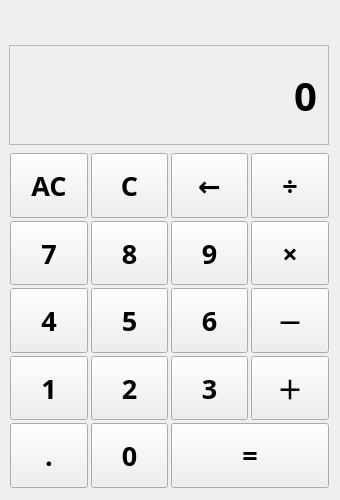
Old version of the form calculator.ui in the repository dyshim/remember-calculator.
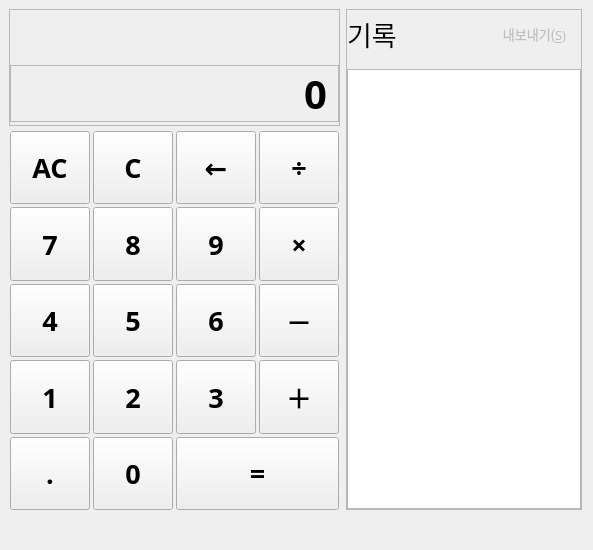
New version of the form. Icons and pictures are not drawn.

```diff
--- a/calculator.ui
+++ b/calculator.ui
@@ -6,20 +6,26 @@
    <rect>
     <x>0</x>
     <y>0</y>
-    <width>340</width>
-    <height>500</height>
+    <width>593</width>
+    <height>550</height>
    </rect>
   </property>
   <property name="sizePolicy">
-   <sizepolicy hsizetype="Expanding" vsizetype="Fixed">
+   <sizepolicy hsizetype="Fixed" vsizetype="Fixed">
     <horstretch>0</horstretch>
     <verstretch>0</verstretch>
    </sizepolicy>
   </property>
   <property name="minimumSize">
    <size>
-    <width>340</width>
-    <height>500</height>
+    <width>0</width>
+    <height>550</height>
+   </size>
+  </property>
+  <property name="baseSize">
+   <size>
+    <width>0</width>
+    <height>0</height>
    </size>
   </property>
   <property name="windowTitle">
@@ -29,98 +35,61 @@
    <iconset>
     <normaloff>icon/icon.ico</normaloff>icon/icon.ico</iconset>
   </property>
-  <layout class="QVBoxLayout" name="verticalLayout">
+  <property name="layoutDirection">
+   <enum>Qt::LeftToRight</enum>
+  </property>
+  <layout class="QGridLayout" name="gridLayout_3">
    <property name="leftMargin">
     <number>9</number>
    </property>
    <property name="topMargin">
     <number>9</number>
    </property>
-   <item>
-    <widget class="QLabel" name="lbl_text">
+   <property name="horizontalSpacing">
+    <number>6</number>
+   </property>
+   <property name="verticalSpacing">
+    <number>3</number>
+   </property>
+   <item row="3" column="3">
+    <widget class="QPushButton" name="btn_remove">
+     <property name="enabled">
+      <bool>false</bool>
+     </property>
      <property name="sizePolicy">
-      <sizepolicy hsizetype="Preferred" vsizetype="Expanding">
+      <sizepolicy hsizetype="Fixed" vsizetype="Fixed">
        <horstretch>0</horstretch>
        <verstretch>0</verstretch>
       </sizepolicy>
      </property>
-     <property name="maximumSize">
-      <size>
-       <width>16777215</width>
-       <height>30</height>
-      </size>
-     </property>
-     <property name="sizeIncrement">
-      <size>
-       <width>0</width>
-       <height>0</height>
-      </size>
-     </property>
      <property name="font">
       <font>
-       <family>나눔고딕</family>
-       <pointsize>12</pointsize>
-       <weight>75</weight>
-       <bold>true</bold>
+       <family>나눔바른고딕</family>
+       <pointsize>10</pointsize>
       </font>
      </property>
-     <property name="frameShape">
-      <enum>QFrame::NoFrame</enum>
+     <property name="toolTip">
+      <string>모든 기록 지우기</string>
      </property>
      <property name="text">
       <string/>
      </property>
-     <property name="alignment">
-      <set>Qt::AlignRight|Qt::AlignTrailing|Qt::AlignVCenter</set>
+     <property name="icon">
+      <iconset>
+       <normaloff>icon/bin.png</normaloff>icon/bin.png</iconset>
      </property>
-     <property name="margin">
-      <number>12</number>
-     </property>
-    </widget>
-   </item>
-   <item>
-    <widget class="QLabel" name="lbl_result">
-     <property name="sizePolicy">
-      <sizepolicy hsizetype="Expanding" vsizetype="Expanding">
-       <horstretch>0</horstretch>
-       <verstretch>0</verstretch>
-      </sizepolicy>
-     </property>
-     <property name="maximumSize">
+     <property name="iconSize">
       <size>
-       <width>16777215</width>
-       <height>100</height>
+       <width>20</width>
+       <height>20</height>
       </size>
      </property>
-     <property name="font">
-      <font>
-       <family>나눔고딕 ExtraBold</family>
-       <pointsize>30</pointsize>
-       <weight>75</weight>
-       <bold>true</bold>
-      </font>
-     </property>
-     <property name="frameShape">
-      <enum>QFrame::StyledPanel</enum>
-     </property>
-     <property name="lineWidth">
-      <number>0</number>
-     </property>
-     <property name="midLineWidth">
-      <number>0</number>
-     </property>
-     <property name="text">
-      <string>0</string>
-     </property>
-     <property name="alignment">
-      <set>Qt::AlignRight|Qt::AlignTrailing|Qt::AlignVCenter</set>
-     </property>
-     <property name="margin">
-      <number>10</number>
+     <property name="flat">
+      <bool>true</bool>
      </property>
     </widget>
    </item>
-   <item>
+   <item row="2" column="0">
     <layout class="QGridLayout" name="gridLayout">
      <property name="sizeConstraint">
       <enum>QLayout::SetDefaultConstraint</enum>
@@ -135,7 +104,7 @@
       <number>1</number>
      </property>
      <property name="bottomMargin">
-      <number>1</number>
+      <number>0</number>
      </property>
      <property name="spacing">
       <number>3</number>
@@ -679,6 +648,288 @@
      </item>
     </layout>
    </item>
+   <item row="0" column="0" rowspan="2">
+    <widget class="QFrame" name="frame_2">
+     <property name="sizePolicy">
+      <sizepolicy hsizetype="Preferred" vsizetype="Preferred">
+       <horstretch>0</horstretch>
+       <verstretch>0</verstretch>
+      </sizepolicy>
+     </property>
+     <property name="frameShape">
+      <enum>QFrame::StyledPanel</enum>
+     </property>
+     <property name="frameShadow">
+      <enum>QFrame::Raised</enum>
+     </property>
+     <layout class="QVBoxLayout" name="verticalLayout">
+      <property name="spacing">
+       <number>3</number>
+      </property>
+      <property name="leftMargin">
+       <number>0</number>
+      </property>
+      <property name="topMargin">
+       <number>30</number>
+      </property>
+      <property name="rightMargin">
+       <number>0</number>
+      </property>
+      <property name="bottomMargin">
+       <number>3</number>
+      </property>
+      <item>
+       <widget class="QLabel" name="lbl_text">
+        <property name="sizePolicy">
+         <sizepolicy hsizetype="Preferred" vsizetype="Preferred">
+          <horstretch>0</horstretch>
+          <verstretch>0</verstretch>
+         </sizepolicy>
+        </property>
+        <property name="maximumSize">
+         <size>
+          <width>16777215</width>
+          <height>16777215</height>
+         </size>
+        </property>
+        <property name="sizeIncrement">
+         <size>
+          <width>0</width>
+          <height>0</height>
+         </size>
+        </property>
+        <property name="font">
+         <font>
+          <family>나눔고딕</family>
+          <pointsize>12</pointsize>
+          <weight>75</weight>
+          <bold>true</bold>
+         </font>
+        </property>
+        <property name="frameShape">
+         <enum>QFrame::NoFrame</enum>
+        </property>
+        <property name="text">
+         <string/>
+        </property>
+        <property name="alignment">
+         <set>Qt::AlignBottom|Qt::AlignRight|Qt::AlignTrailing</set>
+        </property>
+        <property name="margin">
+         <number>0</number>
+        </property>
+       </widget>
+      </item>
+      <item>
+       <widget class="QLabel" name="lbl_result">
+        <property name="sizePolicy">
+         <sizepolicy hsizetype="Preferred" vsizetype="Preferred">
+          <horstretch>0</horstretch>
+          <verstretch>0</verstretch>
+         </sizepolicy>
+        </property>
+        <property name="minimumSize">
+         <size>
+          <width>0</width>
+          <height>0</height>
+         </size>
+        </property>
+        <property name="maximumSize">
+         <size>
+          <width>16777215</width>
+          <height>100</height>
+         </size>
+        </property>
+        <property name="font">
+         <font>
+          <family>나눔고딕 ExtraBold</family>
+          <pointsize>30</pointsize>
+          <weight>75</weight>
+          <bold>true</bold>
+         </font>
+        </property>
+        <property name="frameShape">
+         <enum>QFrame::StyledPanel</enum>
+        </property>
+        <property name="lineWidth">
+         <number>0</number>
+        </property>
+        <property name="midLineWidth">
+         <number>0</number>
+        </property>
+        <property name="text">
+         <string>0</string>
+        </property>
+        <property name="alignment">
+         <set>Qt::AlignRight|Qt::AlignTrailing|Qt::AlignVCenter</set>
+        </property>
+        <property name="margin">
+         <number>10</number>
+        </property>
+       </widget>
+      </item>
+     </layout>
+    </widget>
+   </item>
+   <item row="0" column="2" rowspan="3" colspan="2">
+    <widget class="QFrame" name="frame">
+     <property name="sizePolicy">
+      <sizepolicy hsizetype="Expanding" vsizetype="Expanding">
+       <horstretch>0</horstretch>
+       <verstretch>0</verstretch>
+      </sizepolicy>
+     </property>
+     <property name="minimumSize">
+      <size>
+       <width>0</width>
+       <height>0</height>
+      </size>
+     </property>
+     <property name="frameShape">
+      <enum>QFrame::StyledPanel</enum>
+     </property>
+     <property name="frameShadow">
+      <enum>QFrame::Raised</enum>
+     </property>
+     <layout class="QGridLayout" name="gridLayout_4">
+      <property name="leftMargin">
+       <number>0</number>
+      </property>
+      <property name="topMargin">
+       <number>4</number>
+      </property>
+      <property name="rightMargin">
+       <number>0</number>
+      </property>
+      <property name="bottomMargin">
+       <number>0</number>
+      </property>
+      <property name="horizontalSpacing">
+       <number>0</number>
+      </property>
+      <property name="verticalSpacing">
+       <number>15</number>
+      </property>
+      <item row="0" column="0" colspan="3">
+       <widget class="QLabel" name="label">
+        <property name="sizePolicy">
+         <sizepolicy hsizetype="Preferred" vsizetype="Fixed">
+          <horstretch>0</horstretch>
+          <verstretch>0</verstretch>
+         </sizepolicy>
+        </property>
+        <property name="minimumSize">
+         <size>
+          <width>100</width>
+          <height>0</height>
+         </size>
+        </property>
+        <property name="baseSize">
+         <size>
+          <width>0</width>
+          <height>0</height>
+         </size>
+        </property>
+        <property name="font">
+         <font>
+          <family>나눔손글씨 펜</family>
+          <pointsize>20</pointsize>
+          <weight>50</weight>
+          <bold>false</bold>
+          <underline>false</underline>
+         </font>
+        </property>
+        <property name="text">
+         <string>기록</string>
+        </property>
+        <property name="alignment">
+         <set>Qt::AlignLeading|Qt::AlignLeft|Qt::AlignTop</set>
+        </property>
+        <property name="margin">
+         <number>1</number>
+        </property>
+       </widget>
+      </item>
+      <item row="4" column="0" colspan="5">
+       <widget class="QListWidget" name="listWidget">
+        <property name="sizePolicy">
+         <sizepolicy hsizetype="Preferred" vsizetype="Preferred">
+          <horstretch>0</horstretch>
+          <verstretch>0</verstretch>
+         </sizepolicy>
+        </property>
+        <property name="minimumSize">
+         <size>
+          <width>0</width>
+          <height>0</height>
+         </size>
+        </property>
+        <property name="font">
+         <font>
+          <family>나눔바른고딕</family>
+         </font>
+        </property>
+        <property name="frameShape">
+         <enum>QFrame::StyledPanel</enum>
+        </property>
+        <property name="frameShadow">
+         <enum>QFrame::Sunken</enum>
+        </property>
+        <property name="spacing">
+         <number>3</number>
+        </property>
+        <property name="wordWrap">
+         <bool>true</bool>
+        </property>
+       </widget>
+      </item>
+      <item row="0" column="3" colspan="2">
+       <widget class="QPushButton" name="btn_save">
+        <property name="enabled">
+         <bool>false</bool>
+        </property>
+        <property name="sizePolicy">
+         <sizepolicy hsizetype="Preferred" vsizetype="Preferred">
+          <horstretch>0</horstretch>
+          <verstretch>0</verstretch>
+         </sizepolicy>
+        </property>
+        <property name="baseSize">
+         <size>
+          <width>0</width>
+          <height>0</height>
+         </size>
+        </property>
+        <property name="font">
+         <font>
+          <family>나눔바른고딕</family>
+          <pointsize>10</pointsize>
+         </font>
+        </property>
+        <property name="toolTip">
+         <string>기록 내보내기</string>
+        </property>
+        <property name="text">
+         <string>내보내기(&amp;S)</string>
+        </property>
+        <property name="icon">
+         <iconset>
+          <normaloff>icon/output.png</normaloff>icon/output.png</iconset>
+        </property>
+        <property name="iconSize">
+         <size>
+          <width>16</width>
+          <height>16</height>
+         </size>
+        </property>
+        <property name="flat">
+         <bool>true</bool>
+        </property>
+       </widget>
+      </item>
+     </layout>
+    </widget>
+   </item>
   </layout>
  </widget>
  <resources/>
```
Left out of the diff: 434 changed lines with no effect on the pictures.
